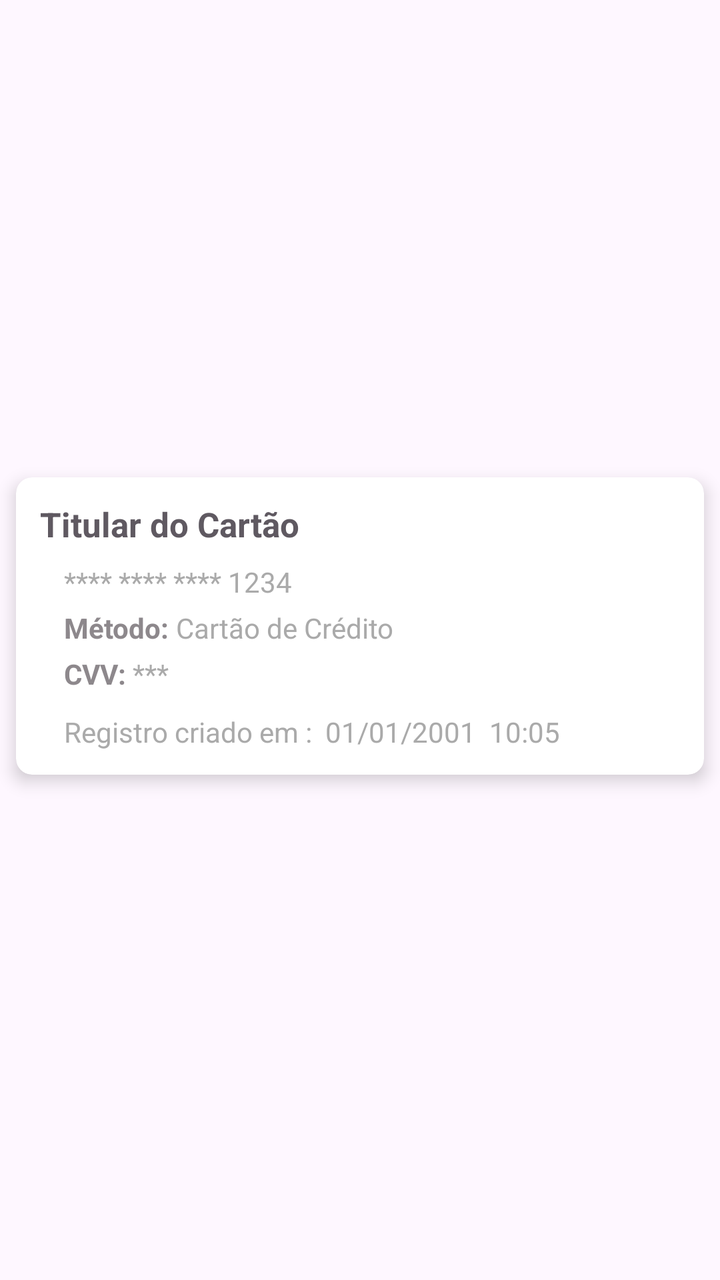
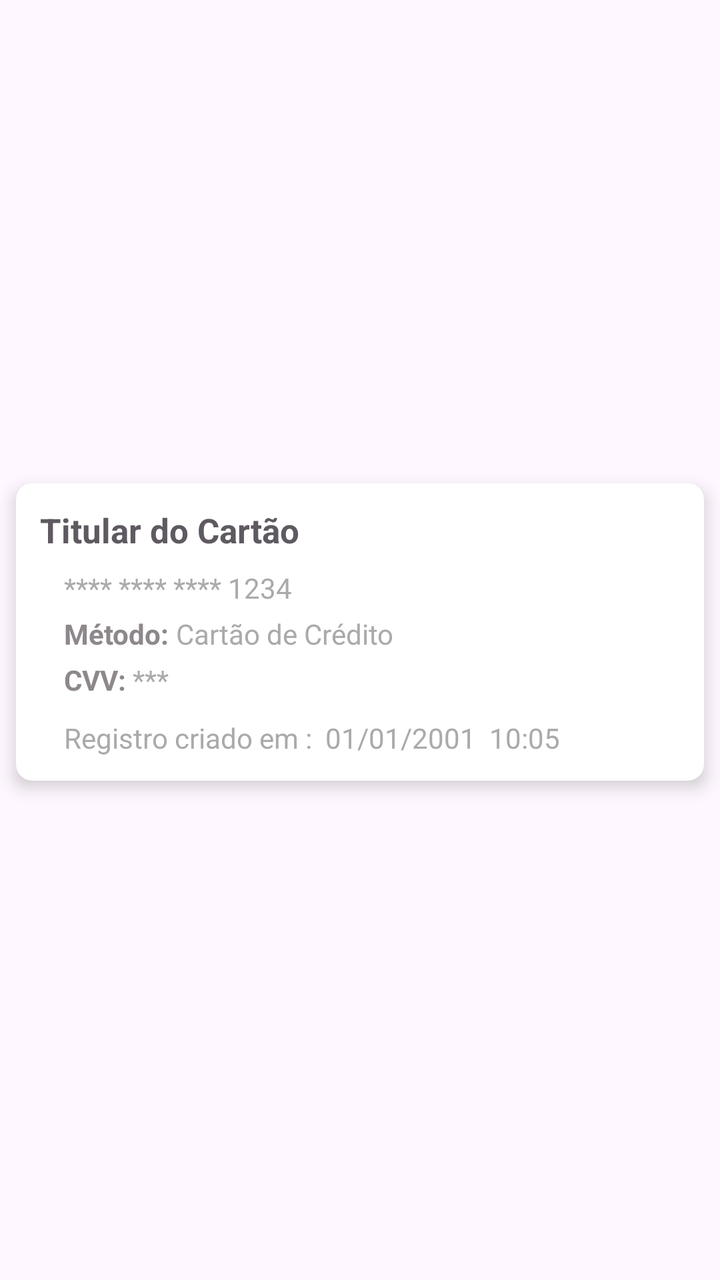

An Android layout rendered at two revisions. The XML below is the earlier revision; the diff shows what the commit changed to produce the second picture.
<!-- AndroidManifest.xml: application theme Theme.Desafio_tupi -->
<!-- res/layout/item_recycler_logs.xml -->
<?xml version="1.0" encoding="utf-8"?>
<androidx.constraintlayout.widget.ConstraintLayout xmlns:android="http://schemas.android.com/apk/res/android"
    xmlns:app="http://schemas.android.com/apk/res-auto"
    android:layout_width="match_parent"
    android:layout_height="wrap_content"
    android:paddingBottom="14dp">

    <androidx.cardview.widget.CardView
        android:layout_width="match_parent"
        android:layout_height="wrap_content"
        android:layout_margin="8dp"
        app:cardCornerRadius="8dp"
        app:cardElevation="5dp"
        app:layout_constraintBottom_toBottomOf="parent"
        app:layout_constraintTop_toTopOf="parent">

        <androidx.constraintlayout.widget.ConstraintLayout
            android:layout_width="match_parent"
            android:layout_height="wrap_content"
            android:padding="12dp">

            
            <TextView
                android:id="@+id/txt_card_holder"
                android:layout_width="0dp"
                android:layout_height="wrap_content"
                android:text="Titular do Cartão"
                android:textColor="@color/cinzaEscuro"
                android:textSize="17sp"
                android:textStyle="bold"
                app:layout_constraintEnd_toEndOf="parent"
                app:layout_constraintStart_toStartOf="parent"
                app:layout_constraintTop_toTopOf="parent" />

            
            <TextView
                android:id="@+id/txt_card_number"
                android:layout_width="0dp"
                android:layout_height="wrap_content"
                android:layout_marginStart="12dp"
                android:layout_marginTop="8dp"
                android:text="**** **** **** 1234"
                android:textColor="@android:color/darker_gray"
                android:textSize="14sp"
                app:layout_constraintEnd_toEndOf="parent"
                app:layout_constraintStart_toStartOf="parent"
                app:layout_constraintTop_toBottomOf="@id/txt_card_holder" />

            <LinearLayout
                android:id="@+id/linlay_payment_method"
                android:layout_width="match_parent"
                android:layout_height="wrap_content"
                android:layout_marginStart="12dp"
                android:orientation="horizontal"
                app:layout_constraintEnd_toEndOf="parent"
                app:layout_constraintStart_toStartOf="parent"
                app:layout_constraintTop_toBottomOf="@id/txt_card_number">

                <TextView
                    android:layout_width="wrap_content"
                    android:layout_height="wrap_content"
                    android:layout_marginTop="4dp"
                    android:text="Método: "
                    android:textColor="@color/cinza"
                    android:textSize="14sp"
                    android:textStyle="bold" />

                
                <TextView
                    android:id="@+id/txt_payment_method"
                    android:layout_width="wrap_content"
                    android:layout_height="wrap_content"
                    android:layout_marginTop="4dp"
                    android:text="Cartão de Crédito"
                    android:textColor="@android:color/darker_gray"
                    android:textSize="14sp" />
            </LinearLayout>


            <LinearLayout
                android:id="@+id/linlay_cvv"
                android:layout_width="match_parent"
                android:layout_height="wrap_content"
                android:layout_marginStart="12dp"
                android:orientation="horizontal"
                app:layout_constraintEnd_toEndOf="parent"
                app:layout_constraintStart_toStartOf="parent"
                app:layout_constraintTop_toBottomOf="@id/linlay_payment_method">

                <TextView
                    android:layout_width="wrap_content"
                    android:layout_height="wrap_content"
                    android:layout_marginTop="4dp"
                    android:text="CVV: "
                    android:textColor="@color/cinza"
                    android:textSize="14sp"
                    android:textStyle="bold" />

                
                <TextView
                    android:id="@+id/txt_cvv"
                    android:layout_width="wrap_content"
                    android:layout_height="wrap_content"
                    android:layout_marginTop="4dp"
                    android:layout_marginBottom="0dp"
                    android:text="***"
                    android:textColor="@android:color/darker_gray"
                    android:textSize="14sp"
                    app:layout_constraintEnd_toEndOf="parent"
                    app:layout_constraintStart_toStartOf="parent"
                    app:layout_constraintTop_toBottomOf="@id/linlay_payment_method" />

            </LinearLayout>


            <TextView
                android:id="@+id/txt_createdAt"
                android:layout_width="wrap_content"
                android:layout_height="wrap_content"
                android:layout_marginTop="10dp"
                android:layout_marginBottom="8dp"
                android:text="Registro criado em :  01/01/2001  10:05"
                android:textColor="@android:color/darker_gray"
                android:textSize="14sp"
                app:layout_constraintStart_toStartOf="@id/linlay_cvv"
                app:layout_constraintTop_toBottomOf="@id/linlay_cvv" />


        </androidx.constraintlayout.widget.ConstraintLayout>
    </androidx.cardview.widget.CardView>


    
    
    
    
    
    
    
    

    
    
    
    
    
    

</androidx.constraintlayout.widget.ConstraintLayout>
<!-- resources referenced by this layout -->
<resources>
  <color name="cinza">#8d888c</color>
  <color name="cinzaEscuro">#5f5961</color>
  <style name="Theme.Desafio_tupi" parent="Base.Theme.Desafio_tupi" />
  <style name="Base.Theme.Desafio_tupi" parent="Theme.Material3.DayNight.NoActionBar">
          
          
      </style>
</resources>

<!-- the commit's change to res/layout/item_recycler_logs.xml (unified diff, before → after) -->
@@ -3,12 +3,14 @@
     xmlns:app="http://schemas.android.com/apk/res-auto"
     android:layout_width="match_parent"
     android:layout_height="wrap_content"
-    android:paddingBottom="14dp">
+    android:paddingBottom="0dp">
 
     <androidx.cardview.widget.CardView
         android:layout_width="match_parent"
         android:layout_height="wrap_content"
-        android:layout_margin="8dp"
+        android:layout_marginHorizontal="8dp"
+        android:layout_marginTop="4dp"
+        android:layout_marginBottom="12dp"
         app:cardCornerRadius="8dp"
         app:cardElevation="5dp"
         app:layout_constraintBottom_toBottomOf="parent"
